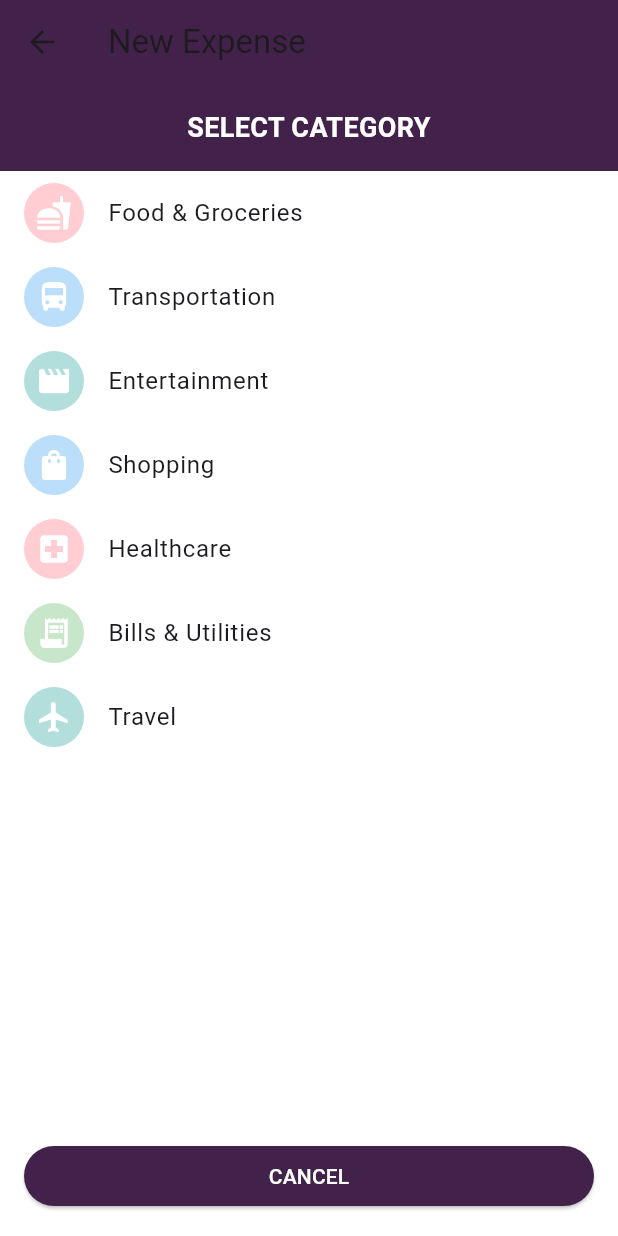
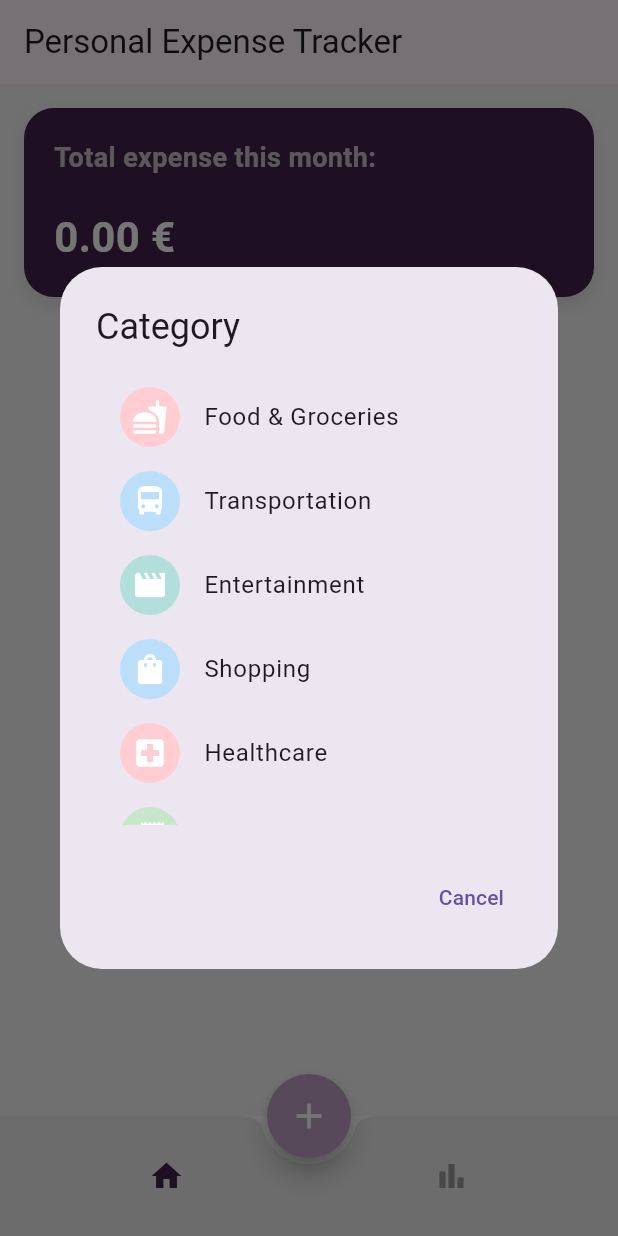
Before and after one commit to GianMen91/personal_expense_tracker, a Flutter app: the screen it shows after launch, after a tap on the "add" icon, on a phone screen of 412 x 824 dp. Run offline on Flutter 3.47's test engine with Material 3 defaults, Android fonts, the phone set to English and light mode, and no system bars; our stand-ins replace flutter_bloc, sqflite; accounts and stored records are empty.

Commit message:
replace category_selection_screen.dart with a dialog and refactor its references

```diff
--- a/lib/screens/category_selection_screen.dart
+++ /dev/null
@@ -1,81 +0,0 @@
-import 'package:flutter/material.dart';
-import 'package:personal_expense_tracker/models/expense_categories.dart';
-import 'package:personal_expense_tracker/screens/new_expense_screen.dart';
-import '../constants.dart';
-import '../models/expense_category.dart';
-
-class CategorySelectionScreen extends StatelessWidget {
-  const CategorySelectionScreen({super.key});
-
-  @override
-  Widget build(BuildContext context) {
-    return Scaffold(
-      appBar: AppBar(
-        title: const Text('New Expense'),
-        backgroundColor: kThemeColor,
-      ),
-      body: Column(
-        children: [
-          Container(
-            width: double.infinity,
-            color: kThemeColor,
-            padding: const EdgeInsets.all(16),
-            child: const Text(
-              'SELECT CATEGORY',
-              style: TextStyle(
-                color: Colors.white,
-                fontSize: 18,
-                fontWeight: FontWeight.bold,
-              ),
-              textAlign: TextAlign.center,
-            ),
-          ),
-          Expanded(
-            child: ListView.builder(
-              itemCount: ExpenseCategories.categories.length,
-              itemBuilder: (context, index) {
-                final category = ExpenseCategories.categories[index];
-                return _buildCategoryItem(context, category);
-              },
-            ),
-          ),
-          Padding(
-            padding: const EdgeInsets.all(16.0),
-            child: Row(
-              children: [
-                Expanded(
-                  child: ElevatedButton(
-                    onPressed: () => Navigator.pop(context),
-                    style: ElevatedButton.styleFrom(
-                      backgroundColor: kThemeColor,
-                      foregroundColor: Colors.white,
-                    ),
-                    child: const Text('CANCEL'),
-                  ),
-                )
-              ],
-            ),
-          ),
-        ],
-      ),
-    );
-  }
-
-  Widget _buildCategoryItem(BuildContext context, ExpenseCategory category) {
-    return ListTile(
-      leading: CircleAvatar(
-        backgroundColor: category.color,
-        child: Icon(category.icon, color: Colors.white),
-      ),
-      title: Text(category.title),
-      onTap: () {
-        Navigator.push(
-          context,
-          MaterialPageRoute(
-            builder: (context) => NewExpenseScreen(category: category.title),
-          ),
-        );
-      },
-    );
-  }
-}
--- a/lib/screens/expenses_list_screen.dart
+++ b/lib/screens/expenses_list_screen.dart
@@ -5,7 +5,7 @@ import 'package:personal_expense_tracker/blocs/expenses_state.dart';
 
 import '../models/expense.dart';
 import '../widgets/expense_card.dart';
-import 'category_selection_screen.dart';
+
 import 'expense_detail_screen.dart';
 
 import 'package:flutter/material.dart';
--- a/lib/screens/home_screen.dart
+++ b/lib/screens/home_screen.dart
@@ -1,10 +1,12 @@
 import 'package:flutter/cupertino.dart';
 import 'package:flutter/material.dart';
+import 'package:personal_expense_tracker/models/expense_category.dart';
 import 'package:personal_expense_tracker/screens/expenses_list_screen.dart';
 import 'package:personal_expense_tracker/screens/statistic_screen.dart';
 
 import '../constants.dart';
-import 'category_selection_screen.dart';
+import '../models/expense_categories.dart';
+import 'new_expense_screen.dart';
 
 class HomeScreen extends StatefulWidget {
   const HomeScreen({super.key});
@@ -34,12 +36,8 @@ class HomeScreenState extends State<HomeScreen> {
       floatingActionButton: FloatingActionButton(
         backgroundColor: kButtonColor,
         shape: const CircleBorder(),
-        onPressed: () {
-          Navigator.push(
-            context,
-            MaterialPageRoute(
-                builder: (context) => const CategorySelectionScreen()),
-          );
+        onPressed: () async {
+          await _showMyDialog();
         },
         child: const Icon(Icons.add, color: Colors.white, size: 28),
       ),
@@ -91,4 +89,53 @@ class HomeScreenState extends State<HomeScreen> {
       ),
     );
   }
+
+  Future<void> _showMyDialog() async {
+    return showDialog(
+      context: context,
+      builder: (BuildContext context) {
+        return AlertDialog(
+          title: Text('Category'),
+          content: SizedBox(
+            height: 300.0,
+            width: 300.0,
+            child: ListView.builder(
+              itemCount: ExpenseCategories.categories.length,
+              itemBuilder: (context, index) {
+                final category = ExpenseCategories.categories[index];
+                return _buildCategoryItem(context, category);
+              },
+            ),
+          ),
+          actions: <Widget>[
+            TextButton(
+              child: const Text('Cancel'),
+              onPressed: () {
+                Navigator.of(context).pop();
+              },
+            ),
+          ],
+        );
+      },
+    );
+  }
+
+  Widget _buildCategoryItem(BuildContext context, ExpenseCategory category) {
+    return ListTile(
+      leading: CircleAvatar(
+        backgroundColor: category.color,
+        child: Icon(category.icon, color: Colors.white),
+      ),
+      title: Text(category.title),
+      onTap: () {
+        Navigator.of(context).pop();
+        Navigator.push(
+          context,
+          MaterialPageRoute(
+            builder: (context) => NewExpenseScreen(category: category.title),
+          ),
+        );
+      },
+    );
+  }
 }
```
